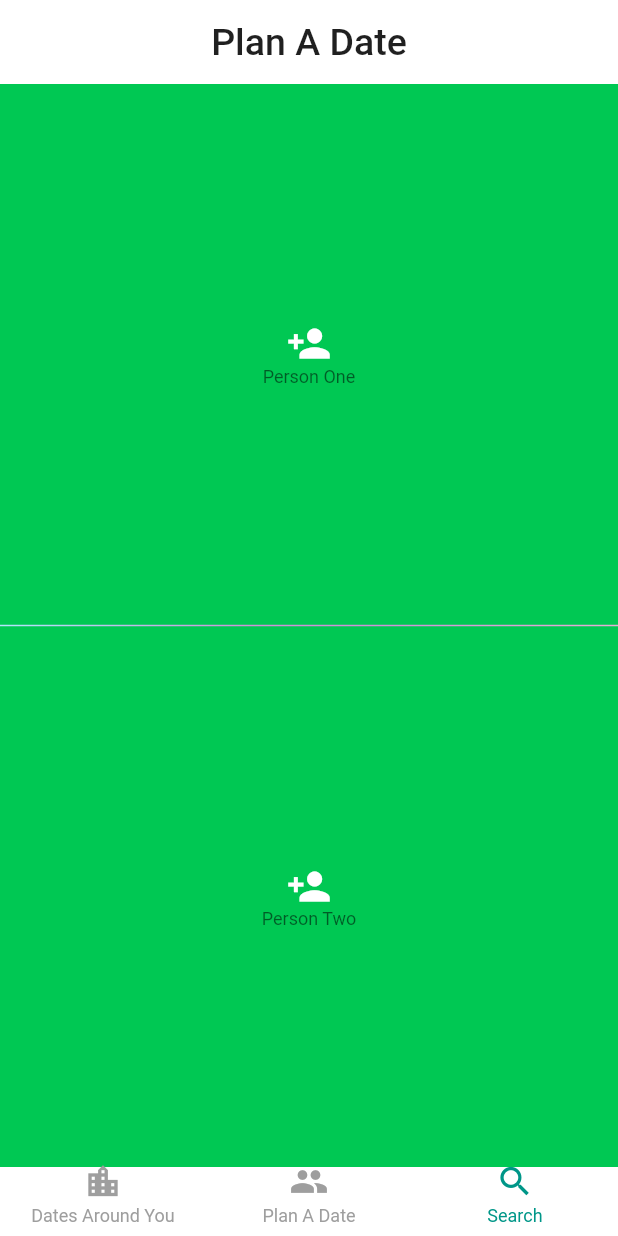
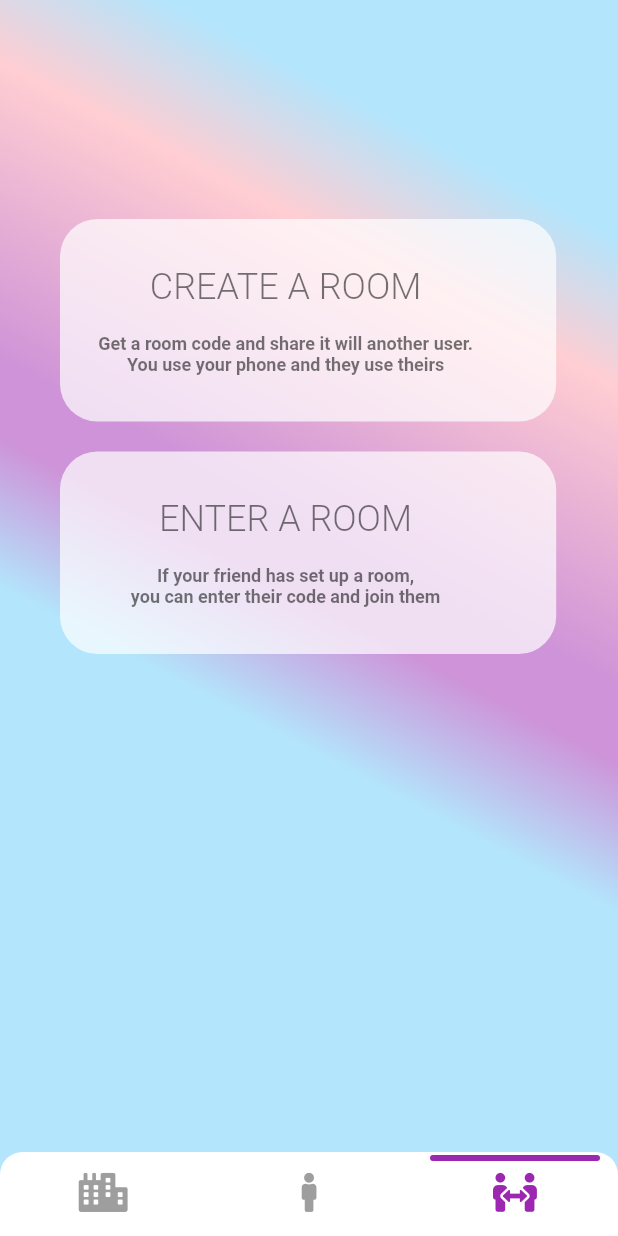
Before and after one commit to ncpleslie/date_night, a Flutter app: the screen it shows after launch, item 3 of the bottom bar chosen, on a phone screen of 412 x 824 dp. Run offline on Flutter 3.47's test engine with Material 2 defaults, Android fonts, the phone set to English and light mode, and no system bars; drawn by our look-alikes of auto_size_text, persistent_bottom_nav_bar; our stand-ins replace cached_network_image, cloud_firestore, confetti, firebase_auth, firebase_core, flushbar and 5 more; missing offline and left inert: flutter_emoji, scroll_app_bar; accounts and stored records are empty; network calls fail.

Commit message:
Implemented hidding appbar. Added styled popover for reporting. Added styled navbar.

```diff
--- a/Client/app/lib/src/config/theme_data.dart
+++ b/Client/app/lib/src/config/theme_data.dart
@@ -54,6 +54,8 @@ class ThemeConfig {
             color: _textLight, fontSize: 24.0, fontWeight: FontWeight.w300),
         headline1: TextStyle(
             color: _textLight, fontSize: 18.0, fontWeight: FontWeight.bold),
+        headline2: TextStyle(
+            color: Colors.white, fontSize: 18.0, fontWeight: FontWeight.w300),
         headline6: TextStyle(color: _textLight, fontSize: 25.0),
         headline5: TextStyle(color: _textLight, fontSize: 40.0),
       ),
--- a/Client/app/lib/src/screens/index.dart
+++ b/Client/app/lib/src/screens/index.dart
@@ -1,12 +1,12 @@
 import 'package:date_night/src/config/theme_data.dart';
-import 'package:date_night/src/screens/plan_a_date/pick_date_type.dart';
+import 'package:date_night/src/screens/plan_a_date/multi/pick_date_type.dart';
 import 'package:date_night/src/screens/plan_a_date/single/plan_a_date_single.dart';
 import 'package:flutter/material.dart';
 import 'package:flutter/cupertino.dart';
 import 'package:model/main.dart';
 import 'package:scoped_model/scoped_model.dart';
-import 'package:fancy_bottom_navigation/fancy_bottom_navigation.dart';
 import 'package:persistent_bottom_nav_bar/persistent-tab-view.dart';
+import 'package:font_awesome_flutter/font_awesome_flutter.dart';
 import '../routes/route_generator.dart';
 import './dates_around/dates_around.dart';
 
@@ -36,9 +36,9 @@ class _IndexState extends State<Index> {
     return ScopedModelDescendant<MainModel>(
       builder: (BuildContext context, Widget child, MainModel model) {
         return Scaffold(
-          body: _getPage(model),
+          body: _buildTabBar(context),
           resizeToAvoidBottomPadding: false,
-          bottomNavigationBar: _buildTabBar(context),
+          // bottomNavigationBar: ,
         );
       },
     );
@@ -47,102 +47,58 @@ class _IndexState extends State<Index> {
   Widget _buildTabBar(BuildContext context) {
     return PersistentTabView(
       context,
+      padding: NavBarPadding.symmetric(vertical: 10),
       controller: _controller,
-      screens: [
-        MaterialApp(
-            theme: ThemeConfig.theme,
-            home: SafeArea(child: DatesAroundPage()),
-            onGenerateRoute: RouteGenerator.routes),
-        MaterialApp(
-            theme: ThemeConfig.theme,
-            home: SafeArea(child: PickDateType()),
-            onGenerateRoute: RouteGenerator.routes),
-        MaterialApp(
-            theme: ThemeConfig.theme,
-            home: SafeArea(child: PlanADateSingle()),
-            onGenerateRoute: RouteGenerator.routes),
-      ],
-      items: [
-        PersistentBottomNavBarItem(
-          icon: Icon(Icons.location_city),
-          title: "Dates Around You",
-          activeColor: Colors.blue,
-          inactiveColor: Colors.grey,
-        ),
-        PersistentBottomNavBarItem(
-          icon: Icon(Icons.people),
-          title: ("Plan A Date"),
-          activeColor: Colors.teal,
-          inactiveColor: Colors.grey,
-        ),
-        PersistentBottomNavBarItem(
-          icon: Icon(Icons.search),
-          title: ("Search"),
-          activeColor: Colors.teal,
-          inactiveColor: Colors.grey,
-        ),
-      ],
-      backgroundColor: Colors.transparent,
+      screens: _getPage(),
+      items: _getTabIcons(),
       decoration: NavBarDecoration(
-        borderRadius: BorderRadius.circular(10.0),
+        borderRadius: BorderRadius.only(
+            topLeft: Radius.circular(15.0), topRight: Radius.circular(15.0)),
         colorBehindNavBar: Colors.transparent,
+        adjustScreenBottomPaddingOnCurve: true,
       ),
-      navBarStyle: NavBarStyle.simple,
+      navBarStyle: NavBarStyle.style3,
       handleAndroidBackButtonPress: true,
       confineInSafeArea: true,
     );
   }
 
   /// Returns the bottom navigation bar
-  Widget _buildTabBar2() {
-    return FancyBottomNavigation(
-      tabs: <TabData>[
-        TabData(iconData: Icons.location_city, title: 'Dates Around You'),
-        TabData(iconData: Icons.people, title: 'Plan A Date'),
-      ],
-      circleColor:
-          Theme.of(context).bottomNavigationBarTheme.selectedIconTheme.color,
-      inactiveIconColor:
-          Theme.of(context).bottomNavigationBarTheme.unselectedIconTheme.color,
-      initialSelection: 0,
-      textColor: Theme.of(context).primaryTextTheme.subtitle1.color,
-      onTabChangedListener: (int position) {
-        setState(() {
-          currentPage = position;
-        });
-      },
-      barBackgroundColor:
-          Theme.of(context).bottomNavigationBarTheme.backgroundColor,
-    );
+  List<PersistentBottomNavBarItem> _getTabIcons() {
+    return [
+      PersistentBottomNavBarItem(
+          icon: FaIcon(FontAwesomeIcons.city),
+          activeColor: Colors.blue,
+          inactiveColor: Colors.grey,
+          opacity: 0.3),
+      PersistentBottomNavBarItem(
+          icon: FaIcon(FontAwesomeIcons.male),
+          activeColor: Colors.teal,
+          inactiveColor: Colors.grey,
+          opacity: 0.7),
+      PersistentBottomNavBarItem(
+          icon: FaIcon(FontAwesomeIcons.peopleArrows),
+          activeColor: Colors.purple,
+          inactiveColor: Colors.grey,
+          opacity: 0.3),
+    ];
   }
 
-  /// Returns the a page. They are stored in a stack
-  /// to ensure their state is kept even when the user
-  /// navigates to another page.
-  Widget _getPage(MainModel model) {
-    return Stack(
-      children: <Offstage>[
-        Offstage(
-          offstage: currentPage != 0,
-          child: TickerMode(
-            enabled: currentPage == 0,
-            child: MaterialApp(
-                theme: ThemeConfig.theme,
-                home: SafeArea(child: DatesAroundPage()),
-                onGenerateRoute: RouteGenerator.routes),
-          ),
-        ),
-        Offstage(
-          offstage: currentPage != 1,
-          child: TickerMode(
-            enabled: currentPage == 1,
-            child: MaterialApp(
-                theme: ThemeConfig.theme,
-                home: SafeArea(child: PickDateType()),
-                onGenerateRoute: RouteGenerator.routes),
-          ),
-        ),
-      ],
-    );
+  /// Returns the tab pages
+  List<Widget> _getPage() {
+    return [
+      MaterialApp(
+          theme: ThemeConfig.theme,
+          home: SafeArea(child: DatesAroundPage()),
+          onGenerateRoute: RouteGenerator.routes),
+      MaterialApp(
+          theme: ThemeConfig.theme,
+          home: SafeArea(child: PlanADateSingle()),
+          onGenerateRoute: RouteGenerator.routes),
+      MaterialApp(
+          theme: ThemeConfig.theme,
+          home: SafeArea(child: PickDateType()),
+          onGenerateRoute: RouteGenerator.routes),
+    ];
   }
 }
--- a/Client/app/lib/src/screens/plan_a_date/pick_date_type.dart
+++ b/Client/app/lib/src/screens/plan_a_date/multi/pick_date_type.dart
@@ -33,16 +33,17 @@ class _PickDateTypeState extends State<PickDateType> {
           ).build(context),
           body: PageBackground(
             child: Container(
+              padding: EdgeInsets.only(top: 70.0),
               alignment: Alignment.center,
               child: _isLoading
                   ? CircularProgressIndicator()
                   : ListView(
                       children: [
-                        _button(
-                            title: 'Plan a date',
-                            subtitle:
-                                'Enter your ideas then hand your phone to someone else',
-                            onPressed: () => _navigateToSingle(model)),
+                        // _button(
+                        //     title: 'Plan a date',
+                        //     subtitle:
+                        //         'Enter your ideas then hand your phone to someone else',
+                        //     onPressed: () => _navigateToSingle(model)),
                         _button(
                             title: 'Create a room',
                             subtitle:
@@ -51,7 +52,7 @@ class _PickDateTypeState extends State<PickDateType> {
                         _button(
                             title: 'Enter a room',
                             subtitle:
-                                'If your friend has set up a room, you can enter their code and join them',
+                                'If your friend has set up a room,\nyou can enter their code and join them',
                             onPressed: () => _enterARoom(model)),
                       ],
                     ),
@@ -86,7 +87,11 @@ class _PickDateTypeState extends State<PickDateType> {
                   child: Padding(
                     padding: const EdgeInsets.only(
                         top: 8.0, bottom: 8.0, left: 8.0, right: 8.0),
-                    child: Column(
+                    child: Row(
+                      mainAxisAlignment: MainAxisAlignment.center,
+                      crossAxisAlignment: CrossAxisAlignment.center,
+                      children: [
+                        Column(
                           mainAxisAlignment: MainAxisAlignment.center,
                           crossAxisAlignment: CrossAxisAlignment.center,
                           children: <Widget>[
@@ -95,7 +100,8 @@ class _PickDateTypeState extends State<PickDateType> {
                               softWrap: true,
                               maxLines: 1,
                               textAlign: TextAlign.center,
-                          style: Theme.of(context).primaryTextTheme.bodyText2,
+                              style:
+                                  Theme.of(context).primaryTextTheme.bodyText2,
                             ),
                             Container(
                               margin: const EdgeInsets.all(8.0),
@@ -112,6 +118,9 @@ class _PickDateTypeState extends State<PickDateType> {
                                   .subtitle1
                                   .copyWith(fontWeight: FontWeight.bold),
                             ),
+                          ],
+                        ),
+                        Container(width: 30, height: 10),
                       ],
                     ),
                   ),
--- a/Client/app/lib/src/screens/plan_a_date/single/plan_a_date_single.dart
+++ b/Client/app/lib/src/screens/plan_a_date/single/plan_a_date_single.dart
@@ -73,6 +73,9 @@ class _PlanADateState extends State<PlanADateSingle> {
             text: 'Person Two',
             disabled: model.isSelectedEditorsListValid(1),
             onTap: () => _navigateToEdit(model, 1)),
+        const SizedBox(
+          height: 45.0,
+        ),
       ],
     );
   }
```
Also changed, not shown: Client/app/lib/src/screens/dates_around/dates_around.dart (+24 -6 lines), Client/app/lib/src/widgets/custom_app_bar.dart (+31 -2 lines), Client/app/lib/src/widgets/dates_around_card.dart (+35 -58 lines), Client/app/lib/src/widgets/dates_around_listview.dart (+12 -9 lines), Client/app/lib/src/widgets/shimmer_dates_around_listview.dart (+10 -49 lines), Client/app/pubspec.yaml (+5 -3 lines), Client/app/pubspec.lock. Lines whose indentation alone changed are shown as unchanged.
